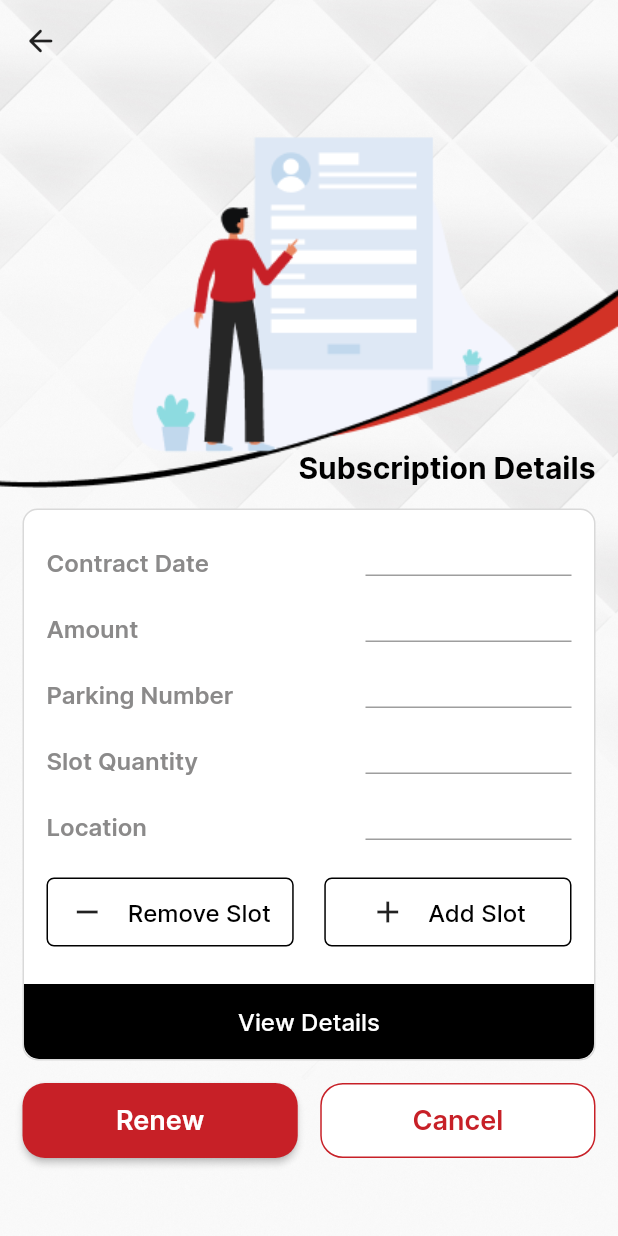
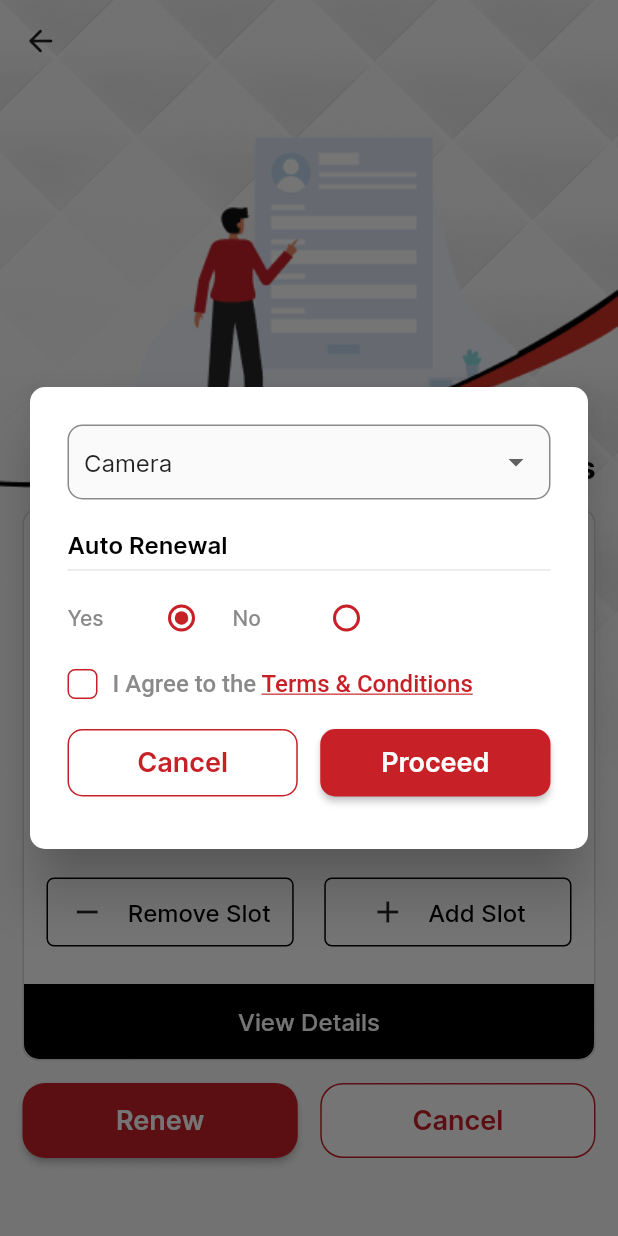
Before and after one commit to devarshkikani/Vehicle-Tracking-App, a Flutter app: the GotoYourSubscriptionScreen screen opened directly, after a tap on "Add Slot", on a phone screen of 412 x 824 dp. Run offline on Flutter 3.47's test engine with Material 2 defaults, Android fonts, the phone set to English and light mode, and no system bars; our stand-ins replace flutter_svg, get.

Commit message:
fix user input issue in go to your subscription screen

```diff
--- a/lib/pages/subscribed/go_to_your_subcription_screen.dart
+++ b/lib/pages/subscribed/go_to_your_subcription_screen.dart
@@ -19,32 +19,11 @@ class GotoYourSubscriptionScreen extends StatefulWidget {
 
 class _GotoYourSubscriptionScreenState
     extends State<GotoYourSubscriptionScreen> {
-  TextEditingController contractDateController = TextEditingController();
-  TextEditingController amountController = TextEditingController();
-  TextEditingController parkingNumberController = TextEditingController();
-  TextEditingController slotQuantityController = TextEditingController();
-  TextEditingController locationController = TextEditingController();
-  DateTime selectedDate = DateTime.now();
   RxBool isTermAgree = false.obs;
   RxBool isAutoRenewal = true.obs;
 
   List<String> items = ["Camera", "Phone", "Image", "Video"];
   String selectedItem = "Camera";
-
-  Future<void> _selectDate(BuildContext context) async {
-    final DateTime? picked = await showDatePicker(
-        context: context,
-        initialDate: selectedDate,
-        firstDate: DateTime(2015, 8),
-        lastDate: DateTime(2101));
-    if (picked != null && picked != selectedDate) {
-      setState(() {
-        selectedDate = picked;
-        contractDateController.text =
-            '${selectedDate.day}/${selectedDate.month}/${selectedDate.year}';
-      });
-    }
-  }
 
   @override
   Widget build(BuildContext context) {
@@ -148,12 +127,10 @@ class _GotoYourSubscriptionScreenState
                     ),
                     SizedBox(
                       width: Get.width / 3,
-                      child: TextFormField(
-                        controller: contractDateController,
+                      child: TextField(
+                        enabled: false,
+                        controller: TextEditingController(text: '08/10/2022'),
                         textAlign: TextAlign.center,
-                        onTap: () {
-                          _selectDate(context);
-                        },
                         decoration: const InputDecoration(
                           isDense: true,
                           contentPadding: EdgeInsets.zero,
@@ -177,10 +154,10 @@ class _GotoYourSubscriptionScreenState
                     ),
                     SizedBox(
                       width: Get.width / 3,
-                      child: TextFormField(
-                        controller: amountController,
-                        textAlign: TextAlign.end,
-                        keyboardType: TextInputType.number,
+                      child: TextField(
+                        enabled: false,
+                        controller: TextEditingController(text: '1000/-'),
+                        textAlign: TextAlign.center,
                         decoration: const InputDecoration(
                           isDense: true,
                           contentPadding: EdgeInsets.zero,
@@ -204,9 +181,10 @@ class _GotoYourSubscriptionScreenState
                     ),
                     SizedBox(
                       width: Get.width / 3,
-                      child: TextFormField(
-                        controller: parkingNumberController,
-                        textAlign: TextAlign.end,
+                      child: TextField(
+                        enabled: false,
+                        controller: TextEditingController(text: 'B1-02'),
+                        textAlign: TextAlign.center,
                         decoration: const InputDecoration(
                           isDense: true,
                           contentPadding: EdgeInsets.zero,
@@ -230,10 +208,10 @@ class _GotoYourSubscriptionScreenState
                     ),
                     SizedBox(
                       width: Get.width / 3,
-                      child: TextFormField(
-                        controller: slotQuantityController,
-                        textAlign: TextAlign.end,
-                        keyboardType: TextInputType.number,
+                      child: TextField(
+                        enabled: false,
+                        controller: TextEditingController(text: '1'),
+                        textAlign: TextAlign.center,
                         decoration: const InputDecoration(
                           isDense: true,
                           contentPadding: EdgeInsets.zero,
@@ -257,9 +235,10 @@ class _GotoYourSubscriptionScreenState
                     ),
                     SizedBox(
                       width: Get.width / 3,
-                      child: TextFormField(
-                        controller: locationController,
-                        textAlign: TextAlign.end,
+                      child: TextField(
+                        enabled: false,
+                        controller: TextEditingController(text: 'A'),
+                        textAlign: TextAlign.center,
                         decoration: const InputDecoration(
                           isDense: true,
                           contentPadding: EdgeInsets.zero,
@@ -338,7 +317,9 @@ class _GotoYourSubscriptionScreenState
           ),
         ),
         GestureDetector(
-          onTap: () {},
+          onTap: () {
+            renewalPopup();
+          },
           child: Container(
             width: Get.width / 2.5,
             padding: const EdgeInsets.symmetric(vertical: 10, horizontal: 15),
@@ -488,6 +469,8 @@ class _GotoYourSubscriptionScreenState
     showDialog(
       context: context,
       builder: (context) {
+        return StatefulBuilder(
+          builder: (context, state) {
             return Dialog(
               shape: RoundedRectangleBorder(
                 borderRadius: BorderRadius.circular(10),
@@ -497,7 +480,8 @@ class _GotoYourSubscriptionScreenState
                   const EdgeInsets.symmetric(horizontal: 20, vertical: 60),
               child: ListView(
                 shrinkWrap: true,
-            padding: const EdgeInsets.symmetric(horizontal: 25, vertical: 25),
+                padding:
+                    const EdgeInsets.symmetric(horizontal: 25, vertical: 25),
                 children: <Widget>[
                   Container(
                     padding: const EdgeInsets.symmetric(
@@ -515,7 +499,7 @@ class _GotoYourSubscriptionScreenState
                       isExpanded: true,
                       underline: const SizedBox(),
                       onChanged: (value) {
-                    setState(() {
+                        state(() {
                           selectedItem = value!;
                         });
                       },
@@ -557,9 +541,8 @@ class _GotoYourSubscriptionScreenState
                               fillColor: MaterialStateProperty.all(appColor),
                               activeColor: appColor,
                               onChanged: (value) {
-                            setState(() {
                                 isAutoRenewal.value = value as bool;
-                            });
+                                setState(() {});
                               })),
                         ),
                       ),
@@ -594,12 +577,12 @@ class _GotoYourSubscriptionScreenState
                   height10,
                   Row(
                     children: [
-                  Obx(
-                    () => GestureDetector(
+                      GestureDetector(
                         onTap: () {
-                        isTermAgree.value != isTermAgree.value;
+                          isTermAgree.value = !isTermAgree.value;
                         },
-                      child: isTermAgree.value
+                        child: Obx(
+                          () => isTermAgree.value
                               ? Container(
                                   height: 20,
                                   width: 20,
@@ -682,5 +665,7 @@ class _GotoYourSubscriptionScreenState
             );
           },
         );
+      },
+    );
   }
 }
```
Lines whose indentation alone changed are shown as unchanged.
